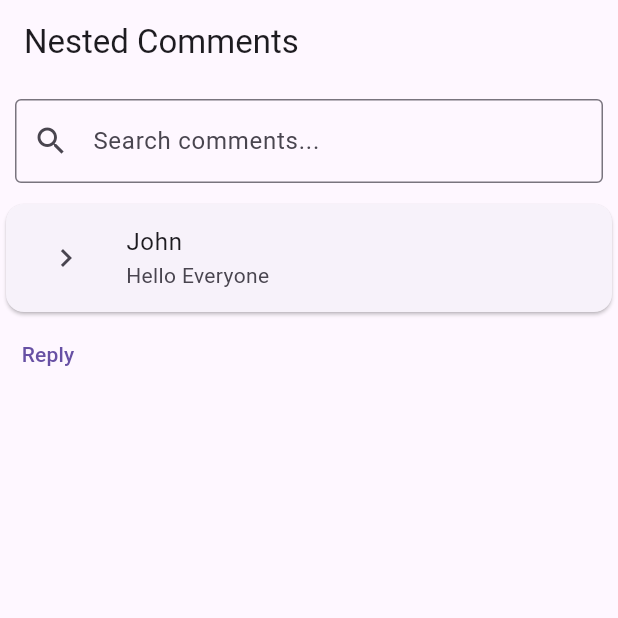
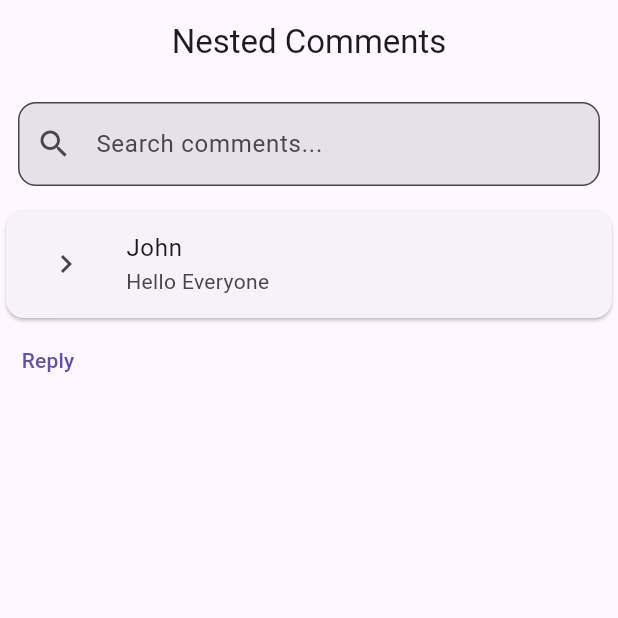
Before and after one commit to ankit-pandit07/Comment, a Flutter app: the screen it shows after launch, after a tap on the "keyboard arrow down" icon, on a phone screen of 412 x 824 dp, the top half of it. Run offline on Flutter 3.47's test engine with Material 3 defaults, Android fonts, the phone set to English and light mode, and no system bars; our stand-ins replace connectivity_plus.

Commit message:
fixed live comment error

```diff
--- a/lib/screens/home.dart
+++ b/lib/screens/home.dart
@@ -1,10 +1,10 @@
 import 'dart:async';
 
 import 'package:flutter/material.dart';
-import 'package:nested_comments/providers/connectivity.dart';
 import 'package:provider/provider.dart';
 
 import '../providers/comment.dart';
+import '../providers/connectivity.dart';
 import '../services/dummy.dart';
 import '../widgets/title.dart';
 
@@ -18,6 +18,9 @@ class HomeScreen extends StatefulWidget {
 class _HomeScreenState extends State<HomeScreen> {
   Timer? timer;
 
+  int updateCount = 0;
+  final int maxUpdates = 5;
+
   @override
   void initState() {
     super.initState();
@@ -28,14 +31,23 @@ class _HomeScreenState extends State<HomeScreen> {
   Future<void> loadComments() async {
     final comments = await dummyServices.getComments();
 
-    Provider.of<CommentProvide>(context, listen: false).buildTree(comments);
+    if (!mounted) return;
+
+    context.read<CommentProvide>().buildTree(comments);
   }
 
   void startLiveUpdates() {
     timer = Timer.periodic(const Duration(seconds: 3), (_) {
+      if (updateCount >= maxUpdates) {
+        timer?.cancel();
+        return;
+      }
+
       final comment = dummyServices.randomComment();
 
-      Provider.of<CommentProvide>(context, listen: false).addComment(comment);
+      context.read<CommentProvide>().addComment(comment);
+
+      updateCount++;
     });
   }
 
@@ -47,13 +59,14 @@ class _HomeScreenState extends State<HomeScreen> {
 
   @override
   Widget build(BuildContext context) {
-    final provider = Provider.of<CommentProvide>(context);
-final internet = Provider.of<ConnectivityProvider>(context);
+    final provider = context.watch<CommentProvide>();
+    final internet = context.watch<ConnectivityProvider>();
+
     return Scaffold(
-      appBar: AppBar(title: const Text("Nested Comments")),
+      appBar: AppBar(centerTitle: true, title: const Text("Nested Comments")),
+
       body: Column(
         children: [
-
           if (!internet.isConnected)
             Container(
               width: double.infinity,
@@ -61,25 +74,26 @@ final internet = Provider.of<ConnectivityProvider>(context);
               color: Colors.red,
               child: const Text(
                 "No Internet Connection",
+                textAlign: TextAlign.center,
                 style: TextStyle(
                   color: Colors.white,
                   fontWeight: FontWeight.bold,
                 ),
-          textAlign: TextAlign.center,
               ),
             ),
 
           Padding(
-      padding: const EdgeInsets.all(10),
+            padding: const EdgeInsets.all(12),
             child: TextField(
-        decoration: const InputDecoration(
+              decoration: InputDecoration(
                 hintText: "Search comments...",
-          prefixIcon: Icon(Icons.search),
-          border: OutlineInputBorder(),
+                prefixIcon: const Icon(Icons.search),
+                filled: true,
+                border: OutlineInputBorder(
+                  borderRadius: BorderRadius.circular(12),
                 ),
-        onChanged: (value) {
-          provider.search(value);
-        },
+              ),
+              onChanged: provider.search,
             ),
           ),
 
@@ -87,9 +101,7 @@ final internet = Provider.of<ConnectivityProvider>(context);
             child: ListView.builder(
               itemCount: provider.rootComments.length,
               itemBuilder: (context, index) {
-          return CommnetTitle(
-            comment: provider.rootComments[index],
-          );
+                return CommnetTitle(comment: provider.rootComments[index]);
               },
             ),
           ),
--- a/lib/services/dummy.dart
+++ b/lib/services/dummy.dart
@@ -46,15 +46,37 @@ class dummyServices {
   static CommentModel randomComment() {
     final id = DateTime.now().millisecondsSinceEpoch;
 
-    final parentIds = [null, 1, 2, 3, 4, 5];
+    final authors = [
+      "Ankit",
+      "Rahul",
+      "Priya",
+      "Neha",
+      "Amit",
+      "Rohit",
+      "Karan",
+    ];
 
+    final messages = [
+      "Nice post!",
+      "Thanks for sharing.",
+      "I totally agree.",
+      "Interesting point.",
+      "Can you explain more?",
+      "Awesome!",
+      "Very helpful.",
+    ];
+
+    final parentIds = <int?>[null, 1, 2, 3, 4, 5];
+
+    authors.shuffle();
+    messages.shuffle();
     parentIds.shuffle();
 
     return CommentModel(
       id: id,
       parentId: parentIds.first,
-      author: "Ankit",
-      message: "New Comment $id",
+      author: authors.first,
+      message: messages.first,
       createdAt: DateTime.now(),
     );
   }
```
Lines whose indentation alone changed are shown as unchanged.
